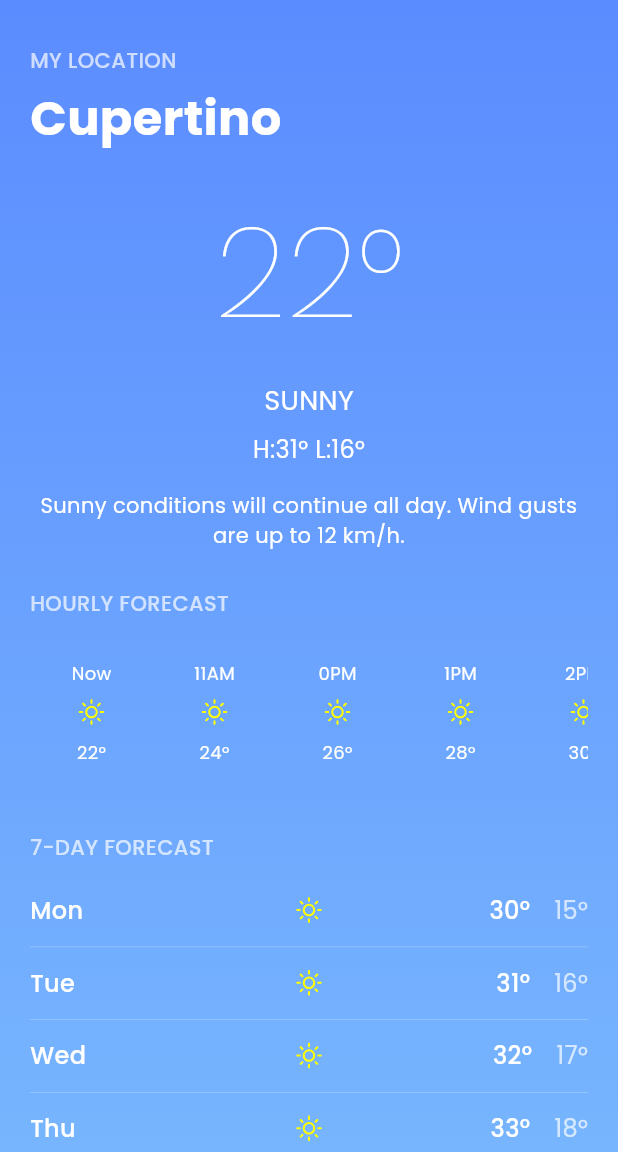
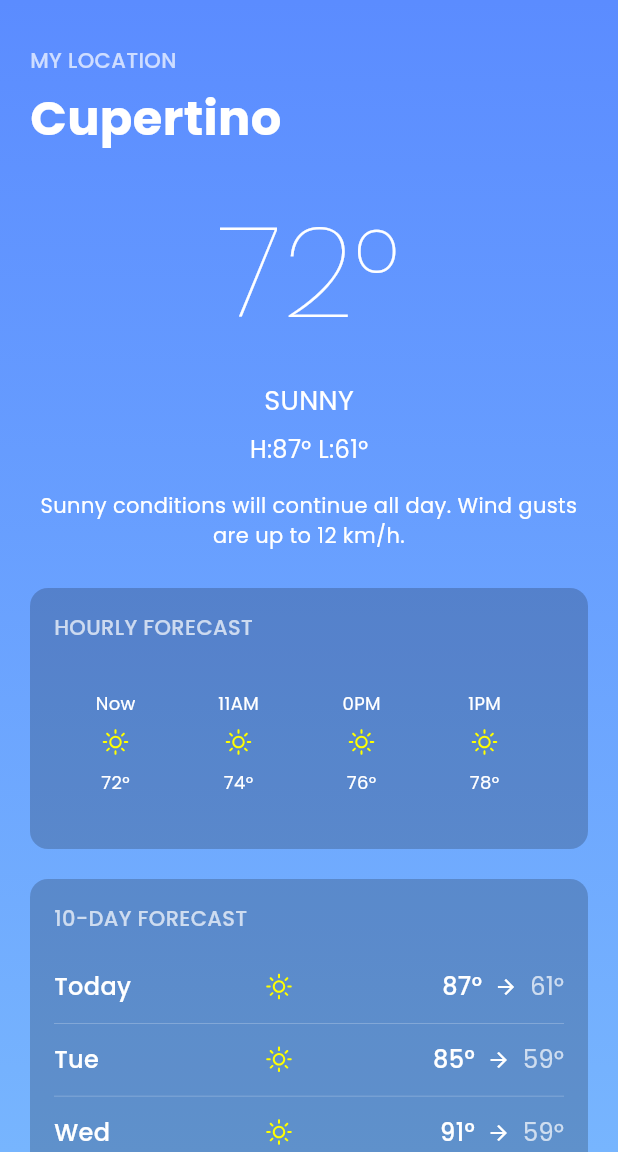
Before and after one commit to hassanbuilds/weather_track, a Flutter app: the screen it shows after launch, on a phone screen of 412 x 824 dp, the part 84-1236 px from its top. Run offline on Flutter 3.47's test engine with Material 3 defaults, Android fonts, the phone set to English and light mode, and no system bars; our stand-ins replace google_fonts, weather_icons; network calls fail.

Commit message:
daily forecats item and hourlyforecast changes done

```diff
--- a/lib/daily_forecast_item.dart
+++ b/lib/daily_forecast_item.dart
@@ -26,7 +26,7 @@
         mainAxisAlignment: MainAxisAlignment.spaceBetween,
         children: [
           SizedBox(
-            width: 80,
+            width: 60,
             child: Text(
               day,
               style: const TextStyle(
@@ -38,7 +38,7 @@
           ),
           BoxedIcon(icon, color: Colors.yellowAccent, size: 24),
           SizedBox(
-            width: 80,
+            width: 100,
             child: Row(
               mainAxisAlignment: MainAxisAlignment.end,
               children: [
@@ -50,7 +50,9 @@
                     fontWeight: FontWeight.w500,
                   ),
                 ),
-                const SizedBox(width: 16),
+                const SizedBox(width: 8),
+                const Icon(Icons.arrow_forward, color: Colors.white, size: 16),
+                const SizedBox(width: 8),
                 Text(
                   '$lowTemp°',
                   style: const TextStyle(fontSize: 16, color: Colors.white70),
--- a/lib/weather_screen.dart
+++ b/lib/weather_screen.dart
@@ -27,17 +27,31 @@
     getWeatherData();
   }
 
-  List<Map<String, dynamic>> _getNextSevenDays() {
-    // Create a list of 7 unique days
-    List<String> dayNames = ['Mon', 'Tue', 'Wed', 'Thu', 'Fri', 'Sat', 'Sun'];
+  List<Map<String, dynamic>> _getNextTenDays() {
+    // Create a list of 10 days with Today + next 9 days
+    List<String> dayNames = [
+      'Today',
+      'Tue',
+      'Wed',
+      'Thu',
+      'Fri',
+      'Sat',
+      'Sun',
+      'Mon',
+      'Tue',
+      'Wed',
+    ];
+
+    // Temperature data matching your screenshot
+    List<int> lowTemps = [61, 59, 59, 63, 65, 67, 69, 71, 73, 75];
+    List<int> highTemps = [87, 85, 91, 95, 93, 91, 89, 87, 85, 83];
 
     List<Map<String, dynamic>> days = [];
-    for (int i = 0; i < 7; i++) {
-      // Sample temperature data
+    for (int i = 0; i < 10; i++) {
       days.add({
         'day': dayNames[i],
-        'low': 15 + i,
-        'high': 30 + i,
+        'low': lowTemps[i],
+        'high': highTemps[i],
         'icon': '01d',
       });
     }
@@ -62,8 +76,8 @@
           currentWeather = data['list'][0];
           hourlyForecast = data['list'].sublist(0, 6);
 
-          // Get 7 days for the forecast
-          dailyForecast = _getNextSevenDays();
+          // Get 10 days for the forecast
+          dailyForecast = _getNextTenDays();
         });
       } else {
         debugPrint("Error fetching weather: Status Code ${res.statusCode}");
@@ -73,9 +87,9 @@
         setState(() {
           currentWeather = {
             'main': {
-              'temp': 22,
-              'temp_max': 31,
-              'temp_min': 16,
+              'temp': 72,
+              'temp_max': 87,
+              'temp_min': 61,
               'humidity': 45,
               'pressure': 1013,
             },
@@ -88,15 +102,15 @@
             6,
             (index) => {
               'dt_txt': '2023-01-01 ${10 + index}:00:00',
-              'main': {'temp': 22 + index * 2},
+              'main': {'temp': 72 + index * 2},
               'weather': [
                 {'icon': '01d'},
               ],
             },
           );
 
-          // Get 7 days for the forecast
-          dailyForecast = _getNextSevenDays();
+          // Get 10 days for the forecast
+          dailyForecast = _getNextTenDays();
         });
       }
     } catch (e) {
@@ -106,9 +120,9 @@
       setState(() {
         currentWeather = {
           'main': {
-            'temp': 22,
-            'temp_max': 31,
-            'temp_min': 16,
+            'temp': 72,
+            'temp_max': 87,
+            'temp_min': 61,
             'humidity': 45,
             'pressure': 1013,
           },
@@ -121,15 +135,15 @@
           6,
           (index) => {
             'dt_txt': '2023-01-01 ${10 + index}:00:00',
-            'main': {'temp': 22 + index * 2},
+            'main': {'temp': 72 + index * 2},
             'weather': [
               {'icon': '01d'},
             ],
           },
         );
 
-        // Get 7 days for the forecast
-        dailyForecast = _getNextSevenDays();
+        // Get 10 days for the forecast
+        dailyForecast = _getNextTenDays();
       });
     }
   }
@@ -303,7 +317,16 @@
                 ),
                 const SizedBox(height: 25),
 
-                // Hourly forecast
+                // Hourly forecast section with dark background
+                Container(
+                  decoration: BoxDecoration(
+                    color: Colors.black.withOpacity(0.2),
+                    borderRadius: BorderRadius.circular(12),
+                  ),
+                  padding: const EdgeInsets.all(16),
+                  child: Column(
+                    crossAxisAlignment: CrossAxisAlignment.start,
+                    children: [
                       const Text(
                         'HOURLY FORECAST',
                         style: TextStyle(
@@ -312,7 +335,7 @@
                           fontWeight: FontWeight.w500,
                         ),
                       ),
-                const SizedBox(height: 8),
+                      const SizedBox(height: 12),
                       SizedBox(
                         height: 110,
                         child: ListView.builder(
@@ -342,18 +365,30 @@
                           },
                         ),
                       ),
-                const SizedBox(height: 25),
+                    ],
+                  ),
+                ),
+                const SizedBox(height: 20),
 
-                // 7-Day Forecast (changed from 10-DAY)
+                // 10-Day Forecast section with dark background
+                Container(
+                  decoration: BoxDecoration(
+                    color: Colors.black.withOpacity(0.2),
+                    borderRadius: BorderRadius.circular(12),
+                  ),
+                  padding: const EdgeInsets.all(16),
+                  child: Column(
+                    crossAxisAlignment: CrossAxisAlignment.start,
+                    children: [
                       const Text(
-                  '7-DAY FORECAST',
+                        '10-DAY FORECAST',
                         style: TextStyle(
                           fontSize: 14,
                           color: Colors.white70,
                           fontWeight: FontWeight.w500,
                         ),
                       ),
-                const SizedBox(height: 8),
+                      const SizedBox(height: 12),
                       Column(
                         children:
                             dailyForecast.map((dayData) {
@@ -365,6 +400,9 @@
                               );
                             }).toList(),
                       ),
+                    ],
+                  ),
+                ),
 
                 const SizedBox(height: 20),
               ],
```
Lines whose indentation alone changed are shown as unchanged.
